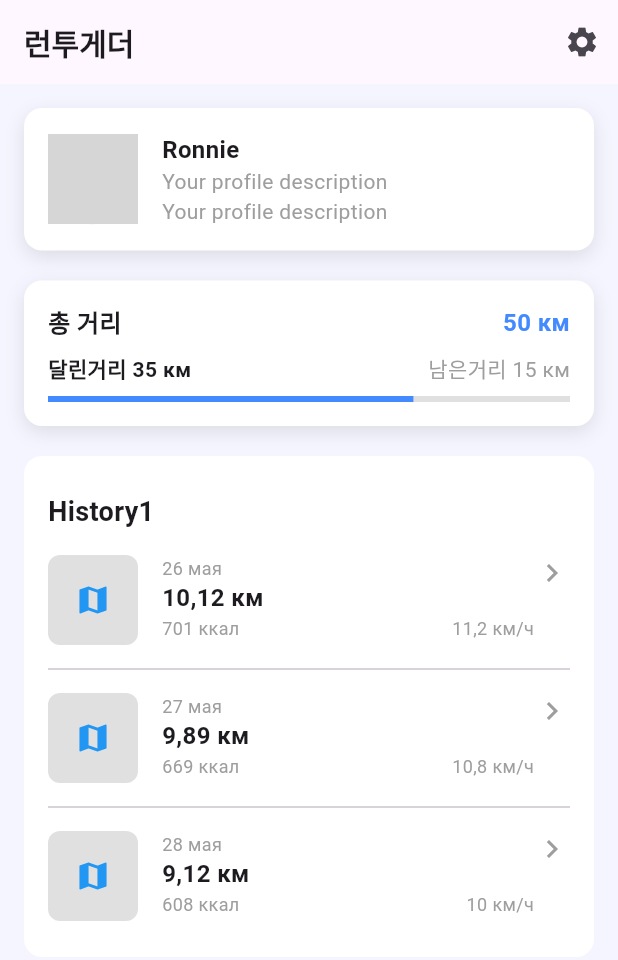
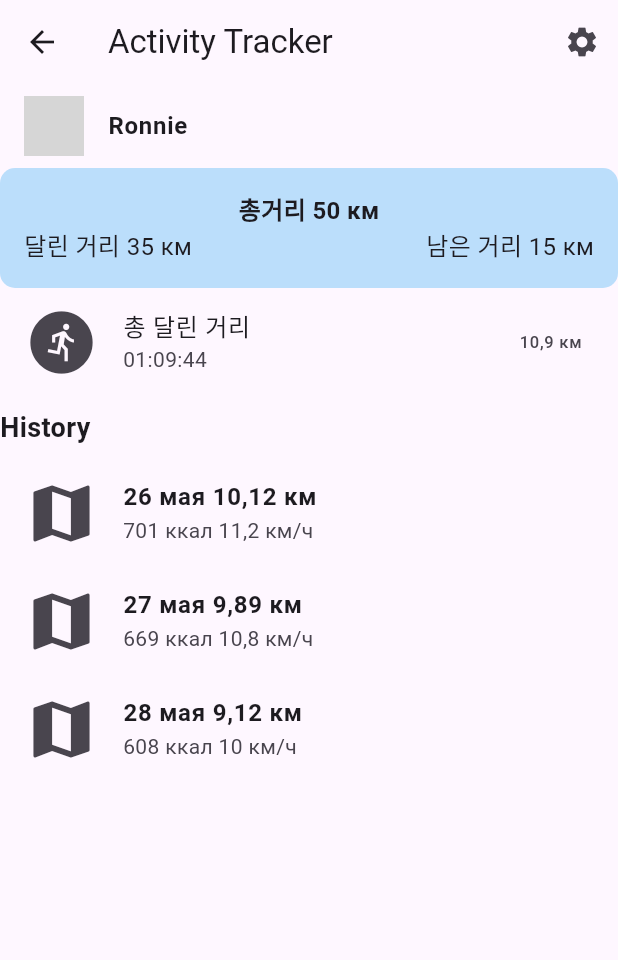
Before and after one commit to Me-in-U/GDG_Hackathon, a Flutter app: the HomePage screen opened directly with empty values, on a phone screen of 412 x 824 dp. Shown: the top 960 px of the screen. Run offline on Flutter 3.47's test engine with Material 3 defaults, Android fonts, the phone set to English and light mode, and no system bars; our stand-ins replace cloud_firestore, firebase_core, fluttertoast, font_awesome_flutter, geolocator, google_maps_flutter; accounts and stored records are empty; network calls fail; Roboto replaces fonts that are missing (YourFontName); grey boxes are pictures that could not be loaded.

Commit message:
Revert "Changing Layout in HomePage"
This reverts commit 3ad795fe18f143d8199f2186ef4b189349c48228.

```diff
--- a/lib/home_page.dart
+++ b/lib/home_page.dart
@@ -5,20 +5,11 @@ class HomePage extends StatelessWidget {
 
   const HomePage({required this.username});
 
-
+  @override
   Widget build(BuildContext context) {
     return Scaffold(
-      backgroundColor: Color(0xFFF5F5FF),
       appBar: AppBar(
-        title: Text(
-          '런투게더',
-          style: TextStyle(
-            fontFamily: 'YourFontName', // 사용하려는 폰트 이름으로 변경
-            fontWeight: FontWeight.bold, // 굵은 글씨 설정
-            fontSize: 20, // 폰트 크기 설정
-          ),
-        ),
-        automaticallyImplyLeading: false, // 뒤로 가기 버튼 제거
+        title: Text('Activity Tracker'),
         actions: [
           IconButton(
             icon: Icon(Icons.settings),
@@ -30,6 +21,7 @@ class HomePage extends StatelessWidget {
         child: Column(
           children: [
             _buildProfileHeader(),
+            _buildWeeklyGoal(),
             _buildRecentActivity(),
             _buildHistory(),
           ],
@@ -39,42 +31,29 @@ class HomePage extends StatelessWidget {
   }
 
   Widget _buildProfileHeader() {
+    return ListTile(
+      leading: CircleAvatar(
+        backgroundImage: NetworkImage('https://example.com/user_image.jpg'),
+      ),
+      title: Text('Ronnie', style: TextStyle(fontWeight: FontWeight.bold)),
+    );
+  }
+
+  Widget _buildWeeklyGoal() {
     return Container(
-      padding: const EdgeInsets.all(16.0),
-      margin: const EdgeInsets.all(16.0), // 상하좌우에 16의 여백 추가
+      padding: EdgeInsets.all(16),
       decoration: BoxDecoration(
-        color: Colors.white, // 배경색을 하얀색으로 설정
-        borderRadius: BorderRadius.circular(12.0), // 둥근 모서리 설정
-        boxShadow: [
-          BoxShadow(
-            color: Colors.black.withOpacity(0.1),
-            blurRadius: 10,
-            offset: Offset(0, 4),
+        color: Colors.blue[100],
+        borderRadius: BorderRadius.circular(10),
       ),
-        ],
-      ),
-      child: Row(
+      child: Column(
         children: [
-          CircleAvatar(
-            backgroundImage: NetworkImage('https://example.com/user_image.jpg'),
-            radius: 30, // 프로필 사진 크기 조정
-          ),
-          SizedBox(width: 16),
-          Column(
-            crossAxisAlignment: CrossAxisAlignment.start,
+          Text('총거리 50 км', style: TextStyle(fontSize: 16, fontWeight: FontWeight.bold)),
+          Row(
+            mainAxisAlignment: MainAxisAlignment.spaceBetween,
             children: [
-              Text(
-                'Ronnie',
-                style: TextStyle(fontWeight: FontWeight.bold, fontSize: 16),
-              ),
-              Text(
-                'Your profile description', // 예시로 간단한 설명 추가
-                style: TextStyle(color: Colors.grey, fontSize: 14),
-              ),
-              Text(
-                'Your profile description', // 예시로 간단한 설명 추가
-                style: TextStyle(color: Colors.grey, fontSize: 14),
-              ),
+              Text('달린 거리 35 км', style: TextStyle(fontSize: 16)),
+              Text('남은 거리 15 км', style: TextStyle(fontSize: 16)),
             ],
           ),
         ],
@@ -82,148 +61,41 @@ class HomePage extends StatelessWidget {
     );
   }
 
-
   Widget _buildRecentActivity() {
-    return Container(
-      padding: const EdgeInsets.all(16.0),
-      margin: const EdgeInsets.fromLTRB(16,4,16, 4), // 상하좌우에 16의 여백 추가
-      decoration: BoxDecoration(
-        color: Colors.white,
-        borderRadius: BorderRadius.circular(12.0),
-        boxShadow: [
-          BoxShadow(
-            color: Colors.black.withOpacity(0.1),
-            blurRadius: 10,
-            offset: Offset(0, 4),
-          ),
-        ],
-      ),
-      child: Column(
-        crossAxisAlignment: CrossAxisAlignment.start,
-        children: [
-          Row(
-            mainAxisAlignment: MainAxisAlignment.spaceBetween,
-            children: [
-              Text(
-                '총 거리',
-                style: TextStyle(fontSize: 16, fontWeight: FontWeight.bold),
-              ),
-              Text(
-                '50 км',
-                style: TextStyle(fontSize: 16, color: Colors.blueAccent, fontWeight: FontWeight.bold),
-              ),
-            ],
-          ),
-          SizedBox(height: 8),
-          Row(
-            mainAxisAlignment: MainAxisAlignment.spaceBetween,
-            children: [
-              Text(
-                '달린거리 35 км',
-                style: TextStyle(fontSize: 14, fontWeight: FontWeight.bold),
-              ),
-              Text(
-                '남은거리 15 км',
-                style: TextStyle(fontSize: 14, color: Colors.grey),
-              ),
-            ],
-          ),
-          SizedBox(height: 8),
-          LinearProgressIndicator(
-            value: 35 / 50, // 현재 거리 / 목표 거리
-            backgroundColor: Colors.grey.shade300,
-            valueColor: AlwaysStoppedAnimation<Color>(Colors.blueAccent),
-          ),
-        ],
-      ),
+    return ListTile(
+      leading: Icon(Icons.run_circle, size: 50),
+      title: Text('총 달린 거리'),
+      subtitle: Text('01:09:44'),
+      trailing: Text('10,9 км'),
     );
   }
 
-
-
   Widget _buildHistory() {
-    return Center(
-      child: Container(
-        padding: const EdgeInsets.all(16.0),
-        margin: const EdgeInsets.all(16.0), // 상하좌우에 16의 여백 추가
-        decoration: BoxDecoration(
-          color: Colors.white, // 연한 배경 색상
-          borderRadius: BorderRadius.circular(12.0),
-        ),
-        child: Column(
+    return Column(
       crossAxisAlignment: CrossAxisAlignment.start,
       children: [
         Padding(
           padding: const EdgeInsets.symmetric(vertical: 8.0),
-              child: Text(
-                'History1',
-                style: TextStyle(fontSize: 18, fontWeight: FontWeight.bold),
-              ),
+          child: Text('History', style: TextStyle(fontSize: 18, fontWeight: FontWeight.bold)),
         ),
         ListView(
           shrinkWrap: true,
           physics: NeverScrollableScrollPhysics(),
           children: [
             _buildHistoryItem('26 мая', '10,12 км', '701 ккал', '11,2 км/ч'),
-                Divider(),
             _buildHistoryItem('27 мая', '9,89 км', '669 ккал', '10,8 км/ч'),
-                Divider(),
             _buildHistoryItem('28 мая', '9,12 км', '608 ккал', '10 км/ч'),
           ],
         ),
       ],
-        ),
-      ),
     );
   }
 
-  Widget _buildHistoryItem(String date, String distance, String calories, String speed) {
-    return Padding(
-      padding: const EdgeInsets.symmetric(vertical: 8.0),
-      child: Row(
-        crossAxisAlignment: CrossAxisAlignment.start,
-        children: [
-          Container(
-            width: 60,
-            height: 60,
-            decoration: BoxDecoration(
-              color: Colors.grey.shade300, // 임시 배경 색상 (지도의 이미지 대신 사용)
-              borderRadius: BorderRadius.circular(8.0),
-            ),
-            child: Icon(Icons.map, color: Colors.blue), // 임시 아이콘, 지도 이미지 대신
-          ),
-          SizedBox(width: 16),
-          Expanded(
-            child: Column(
-              crossAxisAlignment: CrossAxisAlignment.start,
-              children: [
-                Text(
-                  date,
-                  style: TextStyle(fontSize: 12, color: Colors.grey),
-                ),
-                Text(
-                  distance,
-                  style: TextStyle(fontSize: 16, fontWeight: FontWeight.bold),
-                ),
-                Row(
-                  mainAxisAlignment: MainAxisAlignment.spaceBetween,
-                  children: [
-                    Text(
-                      calories,
-                      style: TextStyle(fontSize: 12, color: Colors.grey),
-                    ),
-                    Text(
-                      speed,
-                      style: TextStyle(fontSize: 12, color: Colors.grey),
-                    ),
-                  ],
-                ),
-              ],
-            ),
-          ),
-          Icon(Icons.chevron_right, color: Colors.grey),
-        ],
-      ),
+  Widget _buildHistoryItem(String date, String distance, String calories, String pace) {
+    return ListTile(
+      leading: Icon(Icons.map, size: 50),
+      title: Text('$date $distance', style: TextStyle(fontWeight: FontWeight.bold)),
+      subtitle: Text('$calories $pace'),
     );
   }
 }
```
Lines whose indentation alone changed are shown as unchanged.
